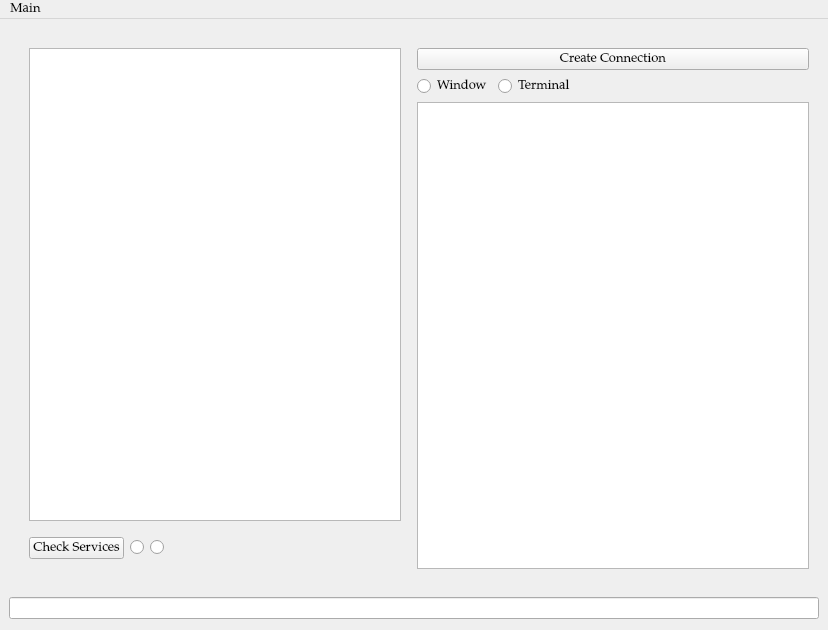
Saldenisov/pyconlyse, file gui/views/ui/SuperUser.ui: the form before one commit.
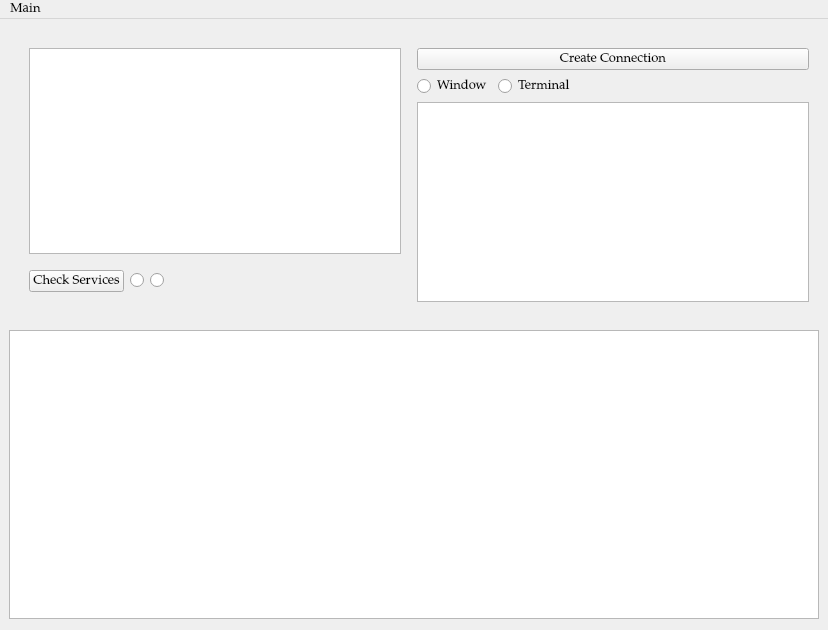
The form after the commit. Icons and pictures are not drawn.

Commit message: SuperClient msg list

Diff of the .ui file:
```diff
--- a/gui/views/ui/SuperUser.ui
+++ b/gui/views/ui/SuperUser.ui
@@ -172,7 +172,7 @@
        <number>2</number>
       </property>
       <item>
-       <widget class="QLineEdit" name="lineEdit_msg"/>
+       <widget class="QListWidget" name="listWidget_msg"/>
       </item>
      </layout>
     </item>
```
The commit also changes 9 other files.
